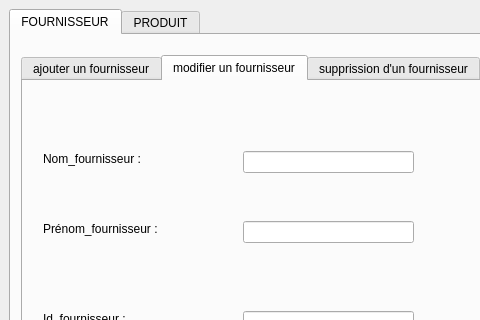
Above: Desktop/projet c++/gra/mainwindow.ui from boubakri-ch/Smart_Factory_2A5 before the change; both pictures show x 0 to 480 and y 0 to 320 of the 1068 by 663 pixel window. Below: the same form after it.
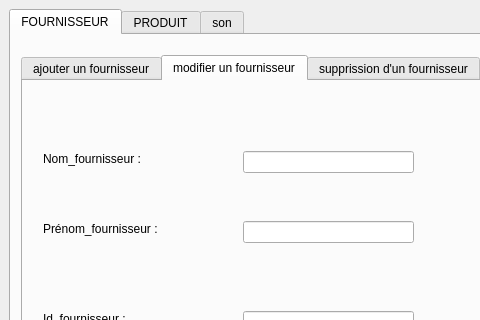
That is the form after the change. The open tabs and pages were chosen to show the change.

Diff of the .ui file:
```diff
--- a/Desktop/projet c++/gra/mainwindow.ui
+++ b/Desktop/projet c++/gra/mainwindow.ui
@@ -726,6 +726,11 @@
         </property>
        </widget>
       </widget>
+      <widget class="QWidget" name="tab_9">
+       <attribute name="title">
+        <string>son</string>
+       </attribute>
+      </widget>
      </widget>
     </item>
    </layout>
```
Left out of the diff: 2 changed lines with no effect on the pictures.
